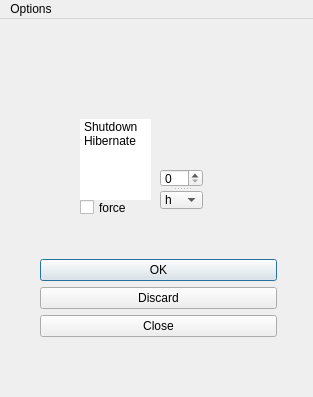
Qt form mainwindow.ui (kolesnykanton/shutdownApp) before a commit.
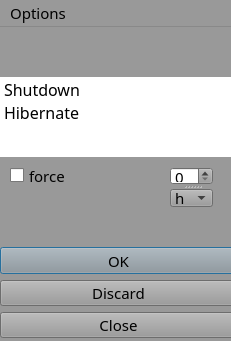
The same form after that commit.

Commit message: цвет и шрифт

Patch:
```diff
--- a/mainwindow.ui
+++ b/mainwindow.ui
@@ -6,10 +6,161 @@
    <rect>
     <x>0</x>
     <y>0</y>
-    <width>313</width>
-    <height>397</height>
+    <width>231</width>
+    <height>341</height>
    </rect>
   </property>
+  <property name="palette">
+   <palette>
+    <active>
+     <colorrole role="Button">
+      <brush brushstyle="SolidPattern">
+       <color alpha="255">
+        <red>153</red>
+        <green>153</green>
+        <blue>153</blue>
+       </color>
+      </brush>
+     </colorrole>
+     <colorrole role="Light">
+      <brush brushstyle="SolidPattern">
+       <color alpha="255">
+        <red>153</red>
+        <green>153</green>
+        <blue>153</blue>
+       </color>
+      </brush>
+     </colorrole>
+     <colorrole role="Midlight">
+      <brush brushstyle="SolidPattern">
+       <color alpha="255">
+        <red>153</red>
+        <green>153</green>
+        <blue>153</blue>
+       </color>
+      </brush>
+     </colorrole>
+     <colorrole role="Base">
+      <brush brushstyle="SolidPattern">
+       <color alpha="255">
+        <red>255</red>
+        <green>255</green>
+        <blue>255</blue>
+       </color>
+      </brush>
+     </colorrole>
+     <colorrole role="Window">
+      <brush brushstyle="SolidPattern">
+       <color alpha="255">
+        <red>153</red>
+        <green>153</green>
+        <blue>153</blue>
+       </color>
+      </brush>
+     </colorrole>
+    </active>
+    <inactive>
+     <colorrole role="Button">
+      <brush brushstyle="SolidPattern">
+       <color alpha="255">
+        <red>153</red>
+        <green>153</green>
+        <blue>153</blue>
+       </color>
+      </brush>
+     </colorrole>
+     <colorrole role="Light">
+      <brush brushstyle="SolidPattern">
+       <color alpha="255">
+        <red>153</red>
+        <green>153</green>
+        <blue>153</blue>
+       </color>
+      </brush>
+     </colorrole>
+     <colorrole role="Midlight">
+      <brush brushstyle="SolidPattern">
+       <color alpha="255">
+        <red>153</red>
+        <green>153</green>
+        <blue>153</blue>
+       </color>
+      </brush>
+     </colorrole>
+     <colorrole role="Base">
+      <brush brushstyle="SolidPattern">
+       <color alpha="255">
+        <red>255</red>
+        <green>255</green>
+        <blue>255</blue>
+       </color>
+      </brush>
+     </colorrole>
+     <colorrole role="Window">
+      <brush brushstyle="SolidPattern">
+       <color alpha="255">
+        <red>153</red>
+        <green>153</green>
+        <blue>153</blue>
+       </color>
+      </brush>
+     </colorrole>
+    </inactive>
+    <disabled>
+     <colorrole role="Button">
+      <brush brushstyle="SolidPattern">
+       <color alpha="255">
+        <red>153</red>
+        <green>153</green>
+        <blue>153</blue>
+       </color>
+      </brush>
+     </colorrole>
+     <colorrole role="Light">
+      <brush brushstyle="SolidPattern">
+       <color alpha="255">
+        <red>153</red>
+        <green>153</green>
+        <blue>153</blue>
+       </color>
+      </brush>
+     </colorrole>
+     <colorrole role="Midlight">
+      <brush brushstyle="SolidPattern">
+       <color alpha="255">
+        <red>153</red>
+        <green>153</green>
+        <blue>153</blue>
+       </color>
+      </brush>
+     </colorrole>
+     <colorrole role="Base">
+      <brush brushstyle="SolidPattern">
+       <color alpha="255">
+        <red>153</red>
+        <green>153</green>
+        <blue>153</blue>
+       </color>
+      </brush>
+     </colorrole>
+     <colorrole role="Window">
+      <brush brushstyle="SolidPattern">
+       <color alpha="255">
+        <red>153</red>
+        <green>153</green>
+        <blue>153</blue>
+       </color>
+      </brush>
+     </colorrole>
+    </disabled>
+   </palette>
+  </property>
+  <property name="font">
+   <font>
+    <family>Akrobat</family>
+    <pointsize>11</pointsize>
+   </font>
+  </property>
   <property name="windowTitle">
    <string>Shutdown</string>
   </property>
@@ -20,8 +171,8 @@
    <widget class="QDialogButtonBox" name="buttonBox">
     <property name="geometry">
      <rect>
-      <x>40</x>
-      <y>240</y>
+      <x>0</x>
+      <y>220</y>
       <width>237</width>
       <height>91</height>
      </rect>
@@ -45,8 +196,8 @@
    <widget class="QCheckBox" name="checkBoxForce">
     <property name="geometry">
      <rect>
-      <x>80</x>
-      <y>180</y>
+      <x>10</x>
+      <y>140</y>
       <width>70</width>
       <height>17</height>
      </rect>
@@ -61,9 +212,9 @@
    <widget class="QListWidget" name="listWidget">
     <property name="geometry">
      <rect>
-      <x>80</x>
-      <y>100</y>
-      <width>71</width>
+      <x>0</x>
+      <y>50</y>
+      <width>241</width>
       <height>81</height>
      </rect>
     </property>
@@ -239,6 +390,12 @@
       </disabled>
      </palette>
     </property>
+    <property name="font">
+     <font>
+      <family>Akrobat</family>
+      <pointsize>12</pointsize>
+     </font>
+    </property>
     <property name="mouseTracking">
      <bool>false</bool>
     </property>
@@ -274,8 +431,8 @@
    <widget class="QSplitter" name="splitter">
     <property name="geometry">
      <rect>
-      <x>160</x>
-      <y>150</y>
+      <x>170</x>
+      <y>140</y>
       <width>43</width>
       <height>40</height>
      </rect>
@@ -315,8 +472,8 @@
     <rect>
      <x>0</x>
      <y>0</y>
-     <width>313</width>
-     <height>21</height>
+     <width>231</width>
+     <height>24</height>
     </rect>
    </property>
    <widget class="QMenu" name="menuOptions">
```
Left out of the diff: 9 changed lines with no effect on the pictures. The commit also changes 2 other files.
